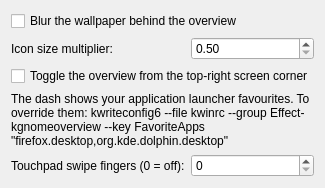
Old version of the form package/contents/ui/config.ui in the repository Adroited-LLC/kgnome-overview.
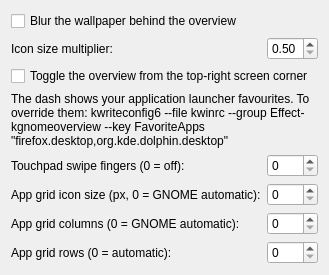
New version of the form.

Commit message: App grid: IconSize/Columns/Rows settings (live), GNOME-style app icon drag and drop

```diff
--- a/package/contents/ui/config.ui
+++ b/package/contents/ui/config.ui
@@ -55,6 +55,57 @@
      </property>
     </widget>
    </item>
+   <item row="5" column="0">
+    <widget class="QLabel" name="labelIconSize">
+     <property name="text">
+      <string>App grid icon size (px, 0 = GNOME automatic):</string>
+     </property>
+    </widget>
+   </item>
+   <item row="5" column="1">
+    <widget class="QSpinBox" name="kcfg_IconSize">
+     <property name="minimum">
+      <number>0</number>
+     </property>
+     <property name="maximum">
+      <number>256</number>
+     </property>
+    </widget>
+   </item>
+   <item row="6" column="0">
+    <widget class="QLabel" name="labelColumns">
+     <property name="text">
+      <string>App grid columns (0 = GNOME automatic):</string>
+     </property>
+    </widget>
+   </item>
+   <item row="6" column="1">
+    <widget class="QSpinBox" name="kcfg_Columns">
+     <property name="minimum">
+      <number>0</number>
+     </property>
+     <property name="maximum">
+      <number>20</number>
+     </property>
+    </widget>
+   </item>
+   <item row="7" column="0">
+    <widget class="QLabel" name="labelRows">
+     <property name="text">
+      <string>App grid rows (0 = automatic):</string>
+     </property>
+    </widget>
+   </item>
+   <item row="7" column="1">
+    <widget class="QSpinBox" name="kcfg_Rows">
+     <property name="minimum">
+      <number>0</number>
+     </property>
+     <property name="maximum">
+      <number>12</number>
+     </property>
+    </widget>
+   </item>
    <item row="3" column="0" colspan="2">
     <widget class="QLabel" name="labelFavorites">
      <property name="wordWrap">
```
The commit also changes 14 other files.
